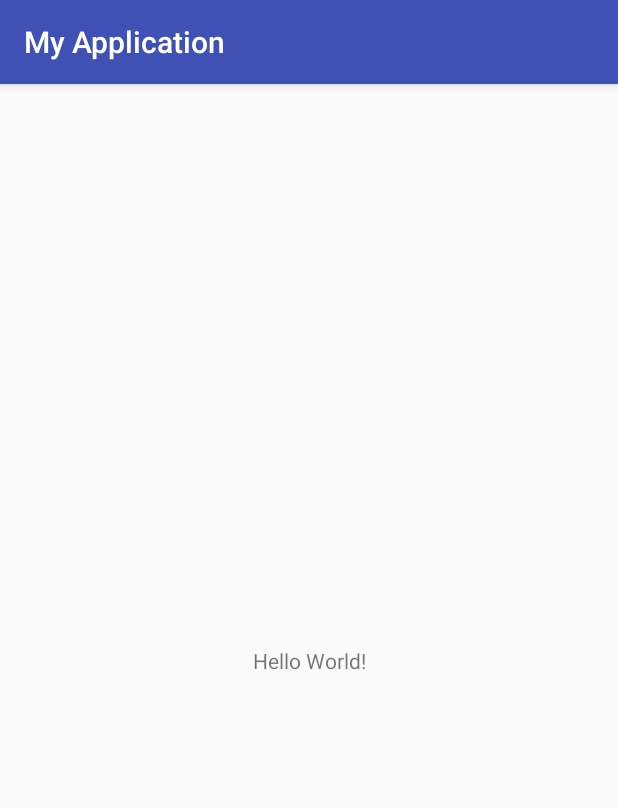
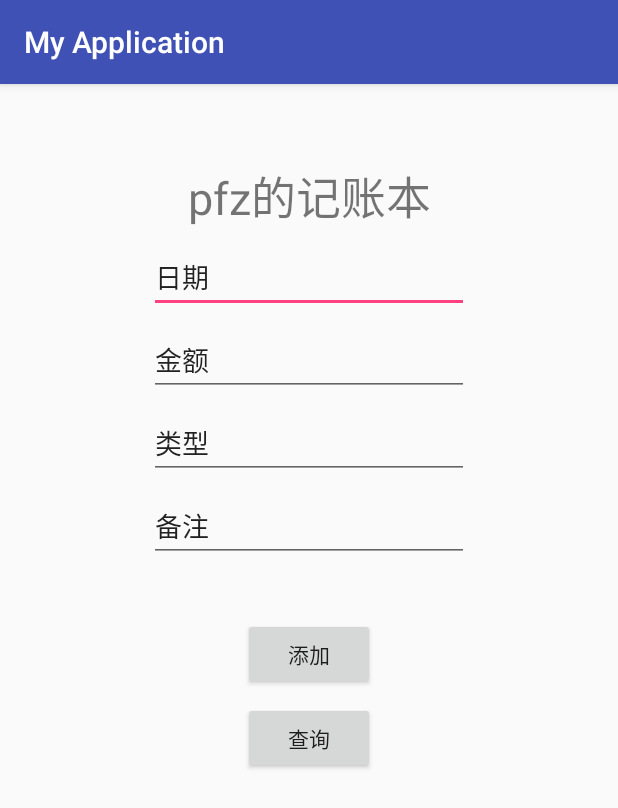
Before and after one commit to asdw391/MyApplication, an Android app: the screen it shows after launch (MainActivity), on a phone screen of 412 x 824 dp. Shown: the top 808 px of the screen. Run offline under Robolectric (Android 15) with nearby library versions, the phone set to English and light mode, and no system bars.

Commit message:
简单的添加和查找

```diff
--- a/app/src/main/AndroidManifest.xml
+++ b/app/src/main/AndroidManifest.xml
@@ -16,6 +16,9 @@
                 <category android:name="android.intent.category.LAUNCHER"/>
             </intent-filter>
         </activity>
+        <provider android:name="EntryProvider"
+            android:authorities="com.buaa.a.myapplication" >
+        </provider>
     </application>
 
 </manifest>
--- a/app/src/main/res/layout/activity_main.xml
+++ b/app/src/main/res/layout/activity_main.xml
@@ -7,13 +7,99 @@
         android:layout_height="match_parent"
         tools:context=".MainActivity">
 
+
+    <Button
+        android:id="@+id/button"
+        android:layout_width="wrap_content"
+        android:layout_height="wrap_content"
+        android:layout_marginStart="8dp"
+        android:layout_marginTop="356dp"
+        android:layout_marginEnd="8dp"
+        android:onClick="onClickAddName"
+        android:text="添加"
+        app:layout_constraintEnd_toEndOf="parent"
+        app:layout_constraintStart_toStartOf="parent"
+        app:layout_constraintTop_toTopOf="parent" />
+
+    <Button
+        android:id="@+id/button2"
+        android:layout_width="wrap_content"
+        android:layout_height="wrap_content"
+        android:layout_marginTop="8dp"
+        android:onClick="onClickRetrieveStudents"
+        android:text="查询"
+        app:layout_constraintEnd_toEndOf="@+id/button"
+        app:layout_constraintStart_toStartOf="@+id/button"
+        app:layout_constraintTop_toBottomOf="@+id/button" />
+
     <TextView
-            android:layout_width="wrap_content"
-            android:layout_height="wrap_content"
-            android:text="Hello World!"
-            app:layout_constraintBottom_toBottomOf="parent"
-            app:layout_constraintLeft_toLeftOf="parent"
-            app:layout_constraintRight_toRightOf="parent"
-            app:layout_constraintTop_toTopOf="parent"/>
+        android:id="@+id/textView"
+        android:layout_width="wrap_content"
+        android:layout_height="wrap_content"
+        android:layout_marginStart="8dp"
+        android:layout_marginTop="52dp"
+        android:layout_marginEnd="8dp"
+        android:text="pfz的记账本"
+        android:textSize="30sp"
+        app:layout_constraintEnd_toEndOf="parent"
+        app:layout_constraintHorizontal_bias="0.502"
+        app:layout_constraintStart_toStartOf="parent"
+        app:layout_constraintTop_toTopOf="parent" />
+
+    <EditText
+        android:id="@+id/editText2"
+        android:layout_width="wrap_content"
+        android:layout_height="wrap_content"
+        android:layout_marginStart="8dp"
+        android:layout_marginTop="8dp"
+        android:layout_marginEnd="8dp"
+        android:ems="10"
+        android:inputType="textPersonName"
+        android:text="日期"
+        app:layout_constraintEnd_toEndOf="parent"
+        app:layout_constraintStart_toStartOf="parent"
+        app:layout_constraintTop_toBottomOf="@+id/textView" />
+
+    <EditText
+        android:id="@+id/editText3"
+        android:layout_width="wrap_content"
+        android:layout_height="wrap_content"
+        android:layout_marginStart="8dp"
+        android:layout_marginTop="8dp"
+        android:layout_marginEnd="8dp"
+        android:ems="10"
+        android:inputType="textPersonName"
+        android:text="金额"
+        app:layout_constraintEnd_toEndOf="parent"
+        app:layout_constraintStart_toStartOf="parent"
+        app:layout_constraintTop_toBottomOf="@+id/editText2" />
+
+    <EditText
+        android:id="@+id/editText4"
+        android:layout_width="wrap_content"
+        android:layout_height="wrap_content"
+        android:layout_marginStart="8dp"
+        android:layout_marginTop="8dp"
+        android:layout_marginEnd="8dp"
+        android:ems="10"
+        android:inputType="textPersonName"
+        android:text="类型"
+        app:layout_constraintEnd_toEndOf="parent"
+        app:layout_constraintStart_toStartOf="parent"
+        app:layout_constraintTop_toBottomOf="@+id/editText3" />
+
+    <EditText
+        android:id="@+id/editText5"
+        android:layout_width="wrap_content"
+        android:layout_height="wrap_content"
+        android:layout_marginStart="8dp"
+        android:layout_marginTop="8dp"
+        android:layout_marginEnd="8dp"
+        android:ems="10"
+        android:inputType="textPersonName"
+        android:text="备注"
+        app:layout_constraintEnd_toEndOf="parent"
+        app:layout_constraintStart_toStartOf="parent"
+        app:layout_constraintTop_toBottomOf="@+id/editText4" />
 
 </android.support.constraint.ConstraintLayout>
```
Also changed, not shown: app/src/main/java/com/buaa/a/myapplication/EntryProvider.java (added, +219 -0 lines), app/src/main/java/com/buaa/a/myapplication/MainActivity.java (+55 -0 lines).
